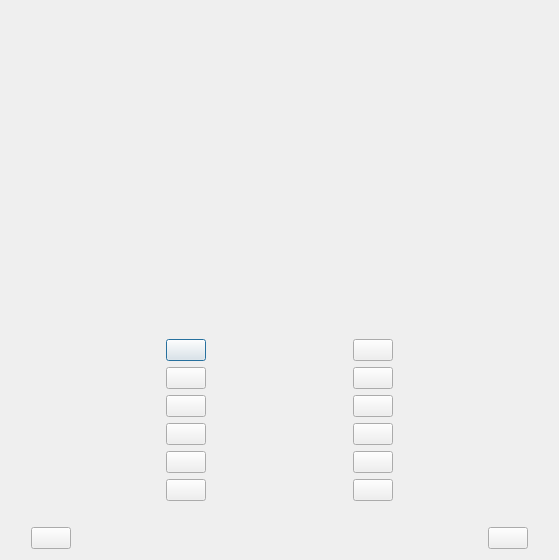
This is ui_startGame.ui in geometalab/Quiz-QGIS-Plugin as Qt 5 draws it before an edit. The edited form follows.
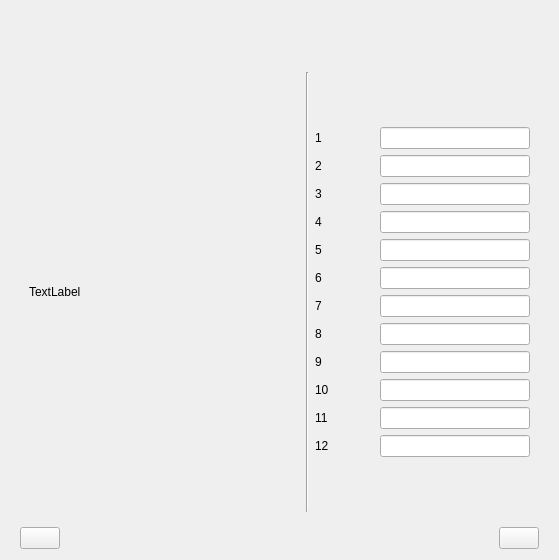
This is the edited form. The open tabs and pages were chosen to show the change.

```diff
--- a/ui_startGame.ui
+++ b/ui_startGame.ui
@@ -14,8 +14,6 @@
    <string>Dialog</string>
   </property>
   <layout class="QVBoxLayout" name="verticalLayout_3">
-   <item>
-    <layout class="QVBoxLayout" name="verticalLayout_2">
      <property name="leftMargin">
       <number>20</number>
      </property>
@@ -71,6 +69,15 @@
       </layout>
      </item>
      <item>
+    <widget class="QStackedWidget" name="stackedWidget_2">
+     <property name="currentIndex">
+      <number>1</number>
+     </property>
+     <widget class="QWidget" name="page_3">
+      <layout class="QVBoxLayout" name="verticalLayout_2">
+       <item>
+        <layout class="QVBoxLayout" name="verticalLayout">
+         <item>
       <spacer name="verticalSpacer_3">
        <property name="orientation">
         <enum>Qt::Vertical</enum>
@@ -106,12 +113,7 @@
     </layout>
    </item>
    <item>
-    <layout class="QVBoxLayout" name="verticalLayout">
-     <item>
       <layout class="QGridLayout" name="gridLayout">
-       <property name="margin">
-        <number>20</number>
-       </property>
        <item row="0" column="0">
         <spacer name="horizontalSpacer_2">
          <property name="orientation">
@@ -144,9 +146,7 @@
           <number>0</number>
          </property>
          <widget class="QWidget" name="page"/>
-         <widget class="QWidget" name="page_2">
-          <layout class="QVBoxLayout" name="verticalLayout_4"/>
-         </widget>
+           <widget class="QWidget" name="page_2"/>
         </widget>
        </item>
        <item row="0" column="3">
@@ -371,13 +371,405 @@
        </item>
       </layout>
      </item>
+      </layout>
+     </widget>
+     <widget class="QWidget" name="page_4">
+      <layout class="QHBoxLayout" name="horizontalLayout_16">
+       <item>
+        <widget class="QLabel" name="labelGap">
+         <property name="text">
+          <string>TextLabel</string>
+         </property>
+         <property name="wordWrap">
+          <bool>true</bool>
+         </property>
+        </widget>
+       </item>
+       <item>
+        <spacer name="horizontalSpacer_11">
+         <property name="orientation">
+          <enum>Qt::Horizontal</enum>
+         </property>
+         <property name="sizeHint" stdset="0">
+          <size>
+           <width>219</width>
+           <height>20</height>
+          </size>
+         </property>
+        </spacer>
+       </item>
+       <item>
+        <widget class="Line" name="line">
+         <property name="orientation">
+          <enum>Qt::Vertical</enum>
+         </property>
+        </widget>
+       </item>
+       <item>
+        <layout class="QVBoxLayout" name="verticalLayout_4">
+         <item>
+          <spacer name="verticalSpacer">
+           <property name="orientation">
+            <enum>Qt::Vertical</enum>
+           </property>
+           <property name="sizeHint" stdset="0">
+            <size>
+             <width>20</width>
+             <height>40</height>
+            </size>
+           </property>
+          </spacer>
+         </item>
+         <item>
+          <layout class="QHBoxLayout" name="horizontalLayout_4">
+           <item>
+            <widget class="QLabel" name="editLabel">
+             <property name="text">
+              <string>1</string>
+             </property>
+            </widget>
+           </item>
+           <item>
+            <widget class="QLineEdit" name="lineEditGap">
+             <property name="minimumSize">
+              <size>
+               <width>150</width>
+               <height>0</height>
+              </size>
+             </property>
+             <property name="maximumSize">
+              <size>
+               <width>150</width>
+               <height>16777215</height>
+              </size>
+             </property>
+            </widget>
+           </item>
+          </layout>
+         </item>
+         <item>
+          <layout class="QHBoxLayout" name="horizontalLayout_5">
+           <item>
+            <widget class="QLabel" name="editLabel_2">
+             <property name="text">
+              <string>2</string>
+             </property>
+            </widget>
+           </item>
+           <item>
+            <widget class="QLineEdit" name="lineEditGap_2">
+             <property name="minimumSize">
+              <size>
+               <width>150</width>
+               <height>0</height>
+              </size>
+             </property>
+             <property name="maximumSize">
+              <size>
+               <width>150</width>
+               <height>16777215</height>
+              </size>
+             </property>
+            </widget>
+           </item>
+          </layout>
+         </item>
+         <item>
+          <layout class="QHBoxLayout" name="horizontalLayout_6">
+           <item>
+            <widget class="QLabel" name="editLabel_3">
+             <property name="text">
+              <string>3</string>
+             </property>
+            </widget>
+           </item>
+           <item>
+            <widget class="QLineEdit" name="lineEditGap_3">
+             <property name="minimumSize">
+              <size>
+               <width>150</width>
+               <height>0</height>
+              </size>
+             </property>
+             <property name="maximumSize">
+              <size>
+               <width>150</width>
+               <height>16777215</height>
+              </size>
+             </property>
+            </widget>
+           </item>
+          </layout>
+         </item>
+         <item>
+          <layout class="QHBoxLayout" name="horizontalLayout_7">
+           <item>
+            <widget class="QLabel" name="editLabel_4">
+             <property name="text">
+              <string>4</string>
+             </property>
+            </widget>
+           </item>
+           <item>
+            <widget class="QLineEdit" name="lineEditGap_4">
+             <property name="minimumSize">
+              <size>
+               <width>150</width>
+               <height>0</height>
+              </size>
+             </property>
+             <property name="maximumSize">
+              <size>
+               <width>150</width>
+               <height>16777215</height>
+              </size>
+             </property>
+            </widget>
+           </item>
+          </layout>
+         </item>
+         <item>
+          <layout class="QHBoxLayout" name="horizontalLayout_8">
+           <item>
+            <widget class="QLabel" name="editLabel_5">
+             <property name="text">
+              <string>5</string>
+             </property>
+            </widget>
+           </item>
+           <item>
+            <widget class="QLineEdit" name="lineEditGap_5">
+             <property name="minimumSize">
+              <size>
+               <width>150</width>
+               <height>0</height>
+              </size>
+             </property>
+             <property name="maximumSize">
+              <size>
+               <width>150</width>
+               <height>16777215</height>
+              </size>
+             </property>
+            </widget>
+           </item>
+          </layout>
+         </item>
+         <item>
+          <layout class="QHBoxLayout" name="horizontalLayout_9">
+           <item>
+            <widget class="QLabel" name="editLabel_6">
+             <property name="text">
+              <string>6</string>
+             </property>
+            </widget>
+           </item>
+           <item>
+            <widget class="QLineEdit" name="lineEditGap_6">
+             <property name="minimumSize">
+              <size>
+               <width>150</width>
+               <height>0</height>
+              </size>
+             </property>
+             <property name="maximumSize">
+              <size>
+               <width>150</width>
+               <height>16777215</height>
+              </size>
+             </property>
+            </widget>
+           </item>
+          </layout>
+         </item>
+         <item>
+          <layout class="QHBoxLayout" name="horizontalLayout_10">
+           <item>
+            <widget class="QLabel" name="editLabel_7">
+             <property name="text">
+              <string>7</string>
+             </property>
+            </widget>
+           </item>
+           <item>
+            <widget class="QLineEdit" name="lineEditGap_7">
+             <property name="minimumSize">
+              <size>
+               <width>150</width>
+               <height>0</height>
+              </size>
+             </property>
+             <property name="maximumSize">
+              <size>
+               <width>150</width>
+               <height>16777215</height>
+              </size>
+             </property>
+            </widget>
+           </item>
+          </layout>
+         </item>
+         <item>
+          <layout class="QHBoxLayout" name="horizontalLayout_11">
+           <item>
+            <widget class="QLabel" name="editLabel_8">
+             <property name="text">
+              <string>8</string>
+             </property>
+            </widget>
+           </item>
+           <item>
+            <widget class="QLineEdit" name="lineEditGap_8">
+             <property name="minimumSize">
+              <size>
+               <width>150</width>
+               <height>0</height>
+              </size>
+             </property>
+             <property name="maximumSize">
+              <size>
+               <width>150</width>
+               <height>16777215</height>
+              </size>
+             </property>
+            </widget>
+           </item>
+          </layout>
+         </item>
+         <item>
+          <layout class="QHBoxLayout" name="horizontalLayout_12">
+           <item>
+            <widget class="QLabel" name="editLabel_9">
+             <property name="text">
+              <string>9</string>
+             </property>
+            </widget>
+           </item>
+           <item>
+            <widget class="QLineEdit" name="lineEditGap_9">
+             <property name="minimumSize">
+              <size>
+               <width>150</width>
+               <height>0</height>
+              </size>
+             </property>
+             <property name="maximumSize">
+              <size>
+               <width>150</width>
+               <height>16777215</height>
+              </size>
+             </property>
+            </widget>
+           </item>
+          </layout>
+         </item>
+         <item>
+          <layout class="QHBoxLayout" name="horizontalLayout_13">
+           <item>
+            <widget class="QLabel" name="editLabel_10">
+             <property name="text">
+              <string>10</string>
+             </property>
+            </widget>
+           </item>
+           <item>
+            <widget class="QLineEdit" name="lineEditGap_10">
+             <property name="minimumSize">
+              <size>
+               <width>150</width>
+               <height>0</height>
+              </size>
+             </property>
+             <property name="maximumSize">
+              <size>
+               <width>150</width>
+               <height>16777215</height>
+              </size>
+             </property>
+            </widget>
+           </item>
+          </layout>
+         </item>
+         <item>
+          <layout class="QHBoxLayout" name="horizontalLayout_14">
+           <item>
+            <widget class="QLabel" name="editLabel_11">
+             <property name="text">
+              <string>11</string>
+             </property>
+            </widget>
+           </item>
+           <item>
+            <widget class="QLineEdit" name="lineEditGap_11">
+             <property name="minimumSize">
+              <size>
+               <width>150</width>
+               <height>0</height>
+              </size>
+             </property>
+             <property name="maximumSize">
+              <size>
+               <width>150</width>
+               <height>16777215</height>
+              </size>
+             </property>
+            </widget>
+           </item>
+          </layout>
+         </item>
+         <item>
+          <layout class="QHBoxLayout" name="horizontalLayout_15">
+           <item>
+            <widget class="QLabel" name="editLabel_12">
+             <property name="text">
+              <string>12</string>
+             </property>
+            </widget>
+           </item>
+           <item>
+            <widget class="QLineEdit" name="lineEditGap_12">
+             <property name="minimumSize">
+              <size>
+               <width>150</width>
+               <height>0</height>
+              </size>
+             </property>
+             <property name="maximumSize">
+              <size>
+               <width>150</width>
+               <height>16777215</height>
+              </size>
+             </property>
+            </widget>
+           </item>
+          </layout>
+         </item>
+         <item>
+          <spacer name="verticalSpacer_4">
+           <property name="orientation">
+            <enum>Qt::Vertical</enum>
+           </property>
+           <property name="sizeHint" stdset="0">
+            <size>
+             <width>20</width>
+             <height>40</height>
+            </size>
+           </property>
+          </spacer>
+         </item>
+        </layout>
+       </item>
+      </layout>
+     </widget>
+    </widget>
+   </item>
      <item>
       <layout class="QHBoxLayout" name="horizontalLayout">
        <property name="leftMargin">
-        <number>20</number>
+      <number>0</number>
        </property>
        <property name="rightMargin">
-        <number>20</number>
+      <number>0</number>
        </property>
        <item>
         <widget class="QPushButton" name="pushButton_13">
@@ -405,8 +797,6 @@
           <string/>
          </property>
         </widget>
-       </item>
-      </layout>
      </item>
     </layout>
    </item>
```
Left out of the diff: 3 changed lines with no effect on the pictures. Lines whose indentation alone changed are shown as unchanged.
